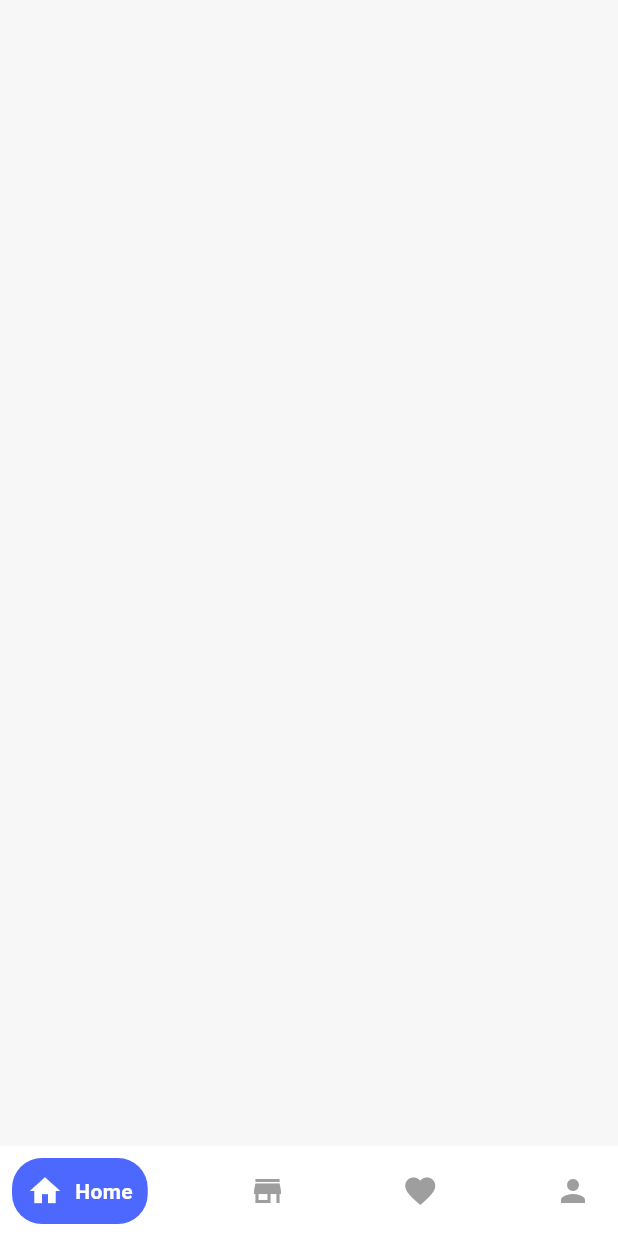
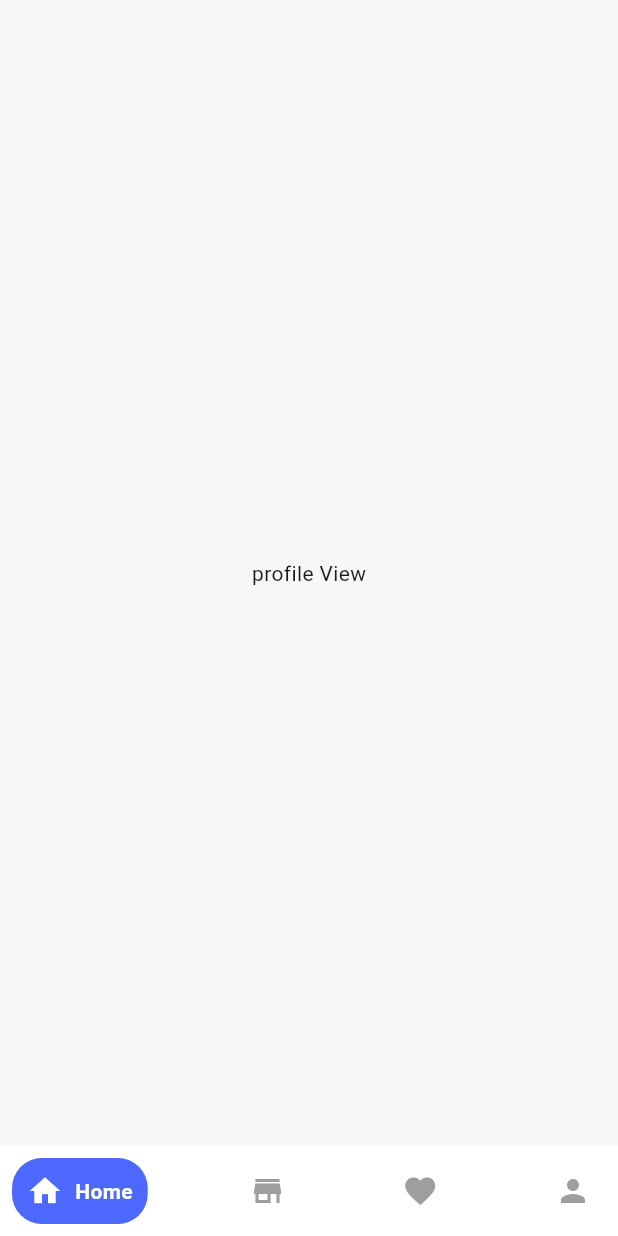
Before and after one commit to amrelmaadawy/market, a Flutter app: the screen it shows after launch, after a tap on the "arrow forward" icon, on a phone screen of 412 x 824 dp. Run offline on Flutter 3.47's test engine with Material 3 defaults, Android fonts, the phone set to English and light mode, and no system bars; drawn by our look-alikes of google_nav_bar.

Commit message:
create app views

```diff
--- a/lib/views/auth/UI/login_view.dart
+++ b/lib/views/auth/UI/login_view.dart
@@ -83,7 +83,7 @@ class LoginView extends StatelessWidget {
                         Navigator.push(
                           context,
                           MaterialPageRoute(builder: (context) {
-                            return const MainHomeView();
+                            return MainHomeView();
                           }),
                         );
                       },
--- a/lib/views/nav_bar/UI/main_home_view.dart
+++ b/lib/views/nav_bar/UI/main_home_view.dart
@@ -1,30 +1,39 @@
 import 'package:app/core/app_colors.dart';
+import 'package:app/views/favorite/UI/favorite_view.dart';
+import 'package:app/views/home/UI/home_view.dart';
+import 'package:app/views/profile/UI/profile_view.dart';
+import 'package:app/views/store/UI/store_view.dart';
 import 'package:flutter/material.dart';
 import 'package:google_nav_bar/google_nav_bar.dart';
 
 class MainHomeView extends StatelessWidget {
-  const MainHomeView({super.key});
-
+  MainHomeView({super.key});
+  final List<Widget> views = [
+    const HomeView(),
+    const StoreView(),
+    const FavoriteView(),
+    const ProfileView()
+  ];
   @override
   Widget build(BuildContext context) {
     return Scaffold(
-      body: SafeArea(child: Container()),
-      bottomNavigationBar:  Container(
+      body: SafeArea(child: views[3]),
+      bottomNavigationBar: Container(
         color: AppColors.kWhiteColor,
         child: const Padding(
-          padding:  EdgeInsets.all(8.0),
-          child:  GNav(
+          padding: EdgeInsets.all(8.0),
+          child: GNav(
+
+              rippleColor: AppColors.kPrimaryColor,
+              hoverColor: AppColors.kPrimaryColor,
               tabBorderRadius: 20,
-              duration:
-                  Duration(milliseconds: 900), // tab animation duration
-              gap: 8, // the tab button gap between icon and text
-              color: Colors.grey, // unselected icon color
-              activeColor: AppColors.kWhiteColor, // selected icon and text color
-              iconSize: 24, // tab button icon size
-              tabBackgroundColor:
-                  AppColors.kPrimaryColor, // selected tab background color
-              padding: EdgeInsets.symmetric(
-                  horizontal: 10, vertical: 10), // navigation bar padding
+              duration: Duration(milliseconds: 900),
+              gap: 8,
+              color: Colors.grey,
+              activeColor: AppColors.kWhiteColor,
+              iconSize: 24,
+              tabBackgroundColor: AppColors.kPrimaryColor,
+              padding: EdgeInsets.symmetric(horizontal: 10, vertical: 10),
               tabs: [
                 GButton(
                   icon: Icons.home,
--- /dev/null
+++ b/lib/views/profile/UI/profile_view.dart
@@ -0,0 +1,12 @@
+import 'package:flutter/material.dart';
+
+class ProfileView extends StatelessWidget {
+  const ProfileView({super.key});
+
+  @override
+  Widget build(BuildContext context) {
+    return const Center(
+      child:  Text('profile View'),
+    );
+  }
+}
```
Also changed, not shown: lib/views/favorite/UI/favorite_view.dart (added, +12 -0 lines), lib/views/home/UI/home_view.dart (added, +12 -0 lines), lib/views/store/UI/store_view.dart (added, +12 -0 lines).
